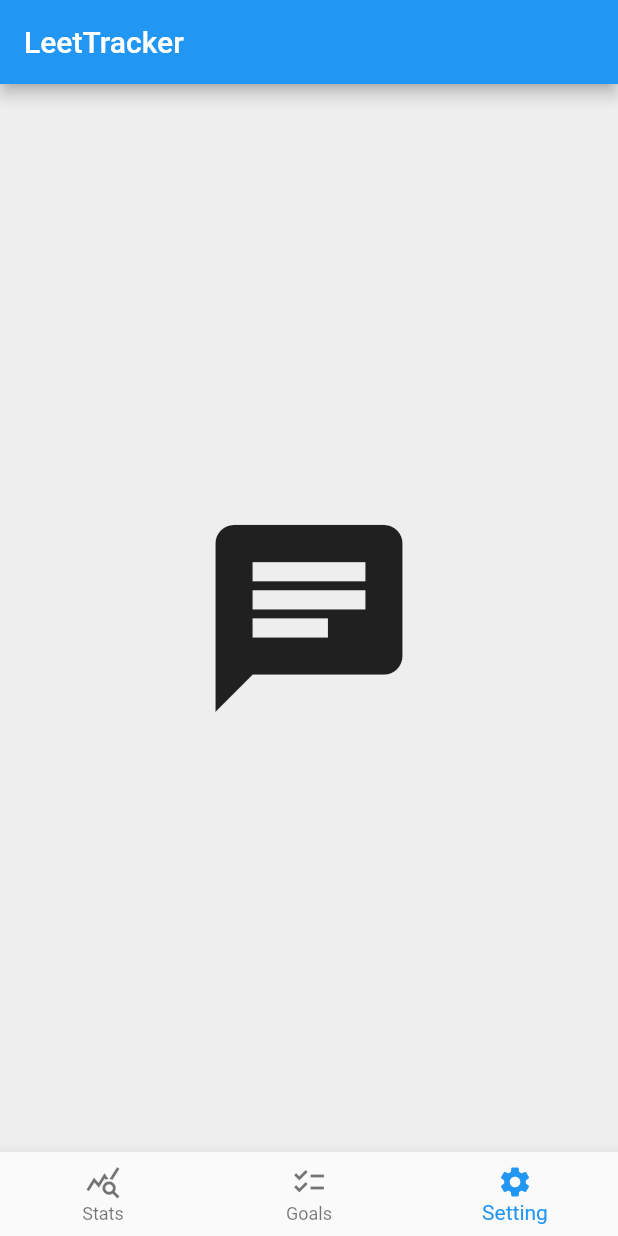
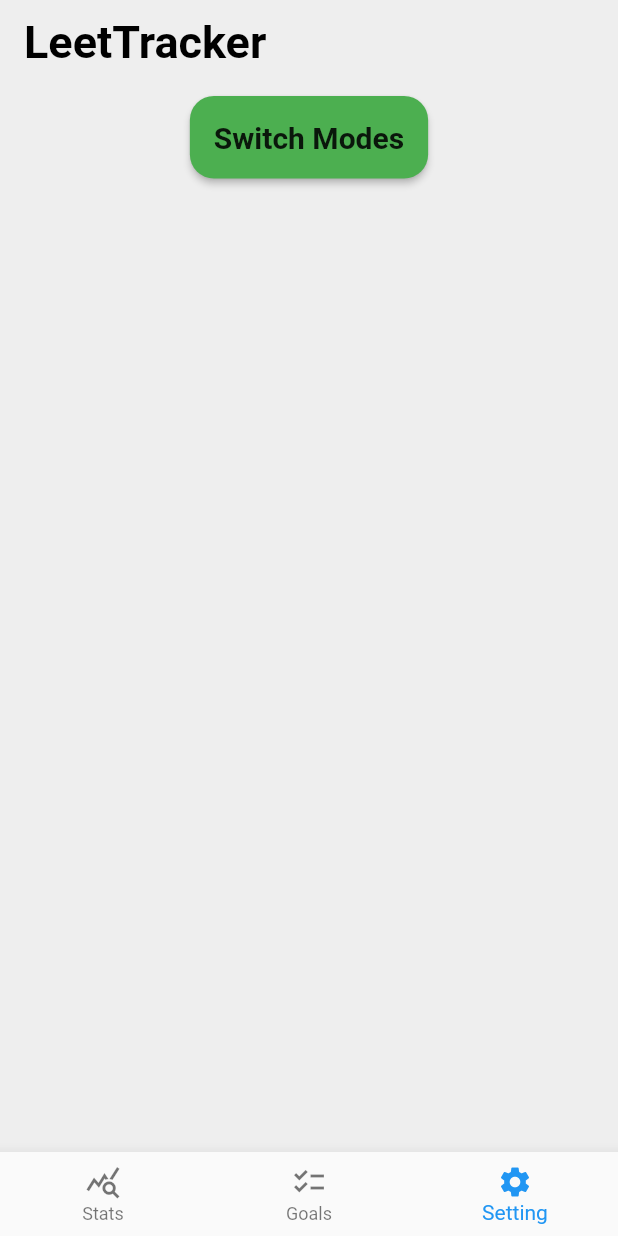
Before and after one commit to akashdev99/leetracker, a Flutter app: the screen it shows after launch, item 3 of the bottom bar chosen, on a phone screen of 412 x 824 dp. Run offline on Flutter 3.47's test engine with Material 2 defaults, Android fonts, the phone set to English and light mode, and no system bars; our stand-ins replace adaptive_theme, flutter_heatmap_calendar, flutter_riverpod, syncfusion_flutter_charts, syncfusion_flutter_gauges; network calls fail.

Commit message:
Cleaner style and themified

```diff
--- a/lib/Components/ScaffoldBase.dart
+++ b/lib/Components/ScaffoldBase.dart
@@ -1,18 +1,15 @@
 import 'package:flutter/material.dart';
 
 import 'package:leetrack/views/StatsPage.dart';
+import 'package:leetrack/views/SettingsPage.dart';
+import 'package:leetrack/views/GoalsPage.dart';
 
 class ScaffoldBase extends StatefulWidget {
   final String? title;
-  final List<Widget>? child;
-  final double? childPadding;
-  const ScaffoldBase(
-      {Key? key,
-      @required this.title,
-      @required this.child,
-      //make default 8
-      @required this.childPadding})
-      : super(key: key);
+  const ScaffoldBase({
+    Key? key,
+    @required this.title,
+  }) : super(key: key);
 
   @override
   State<ScaffoldBase> createState() => _ScaffoldBaseState();
@@ -25,21 +22,22 @@ class _ScaffoldBaseState extends State<ScaffoldBase> {
   static List<Widget> _pages = <Widget>[
     StatsPage(),
     Icon(
-      Icons.camera,
+      Icons.checklist,
       size: 150,
     ),
-    Icon(
-      Icons.chat,
-      size: 150,
-    ),
+    SettingsPage(),
   ];
 
   Widget build(BuildContext context) {
     return Scaffold(
       backgroundColor: Theme.of(context).backgroundColor,
       appBar: AppBar(
-        title: Text(widget.title!),
-      ),
+          title:
+              Text(widget.title!, style: Theme.of(context).textTheme.headline1),
+          centerTitle: false,
+          backgroundColor: Theme.of(context).backgroundColor,
+          foregroundColor: Colors.black,
+          elevation: 0),
       bottomNavigationBar: BottomNavigationBar(
         items: const <BottomNavigationBarItem>[
           BottomNavigationBarItem(
--- a/lib/Components/WidgetContainer.dart
+++ b/lib/Components/WidgetContainer.dart
@@ -27,12 +27,14 @@ class WidgetContainer extends StatelessWidget {
               borderRadius: BorderRadius.circular(10.0),
             ),
             child: Column(
+              crossAxisAlignment: CrossAxisAlignment.start,
               children: [
                 Text(
                   Title!,
-                  style: TextStyle(fontWeight: FontWeight.bold),
+                  style: Theme.of(context).textTheme.headline2,
                   textAlign: TextAlign.left,
                 ),
+                SizedBox(height: 10),
                 Expanded(child: child!),
               ],
             )));
--- a/lib/main.dart
+++ b/lib/main.dart
@@ -26,19 +26,64 @@ class MyApp extends StatelessWidget {
   // This widget is the root of your application.
   @override
   Widget build(BuildContext context) {
+    //Move to utility
+    MaterialColor createMaterialColor(Color color) {
+      List strengths = <double>[.05];
+      Map<int, Color> swatch = {};
+      final int r = color.red, g = color.green, b = color.blue;
+
+      for (int i = 1; i < 10; i++) {
+        strengths.add(0.1 * i);
+      }
+      for (var strength in strengths) {
+        final double ds = 0.5 - strength;
+        swatch[(strength * 1000).round()] = Color.fromRGBO(
+          r + ((ds < 0 ? r : (255 - r)) * ds).round(),
+          g + ((ds < 0 ? g : (255 - g)) * ds).round(),
+          b + ((ds < 0 ? b : (255 - b)) * ds).round(),
+          1,
+        );
+      }
+      ;
+      return MaterialColor(color.value, swatch);
+    }
+
+    MaterialColor primaryLightSwatchColor =
+        createMaterialColor(Color(0xFFEEEEEE));
+
     return AdaptiveTheme(
       light: ThemeData(
         backgroundColor: Colors.grey.shade200,
-        // brightness: Brightness.light,
         primarySwatch: Colors.blue,
         cardColor: Colors.white,
-        // accentColor: Colors.amber,
-        // primarySwatch: Colors.blue,
+        brightness: Brightness.light,
+
+        //TextTheme
+        textTheme: const TextTheme(
+            headline1: TextStyle(
+                fontWeight: FontWeight.bold, fontSize: 30, color: Colors.black),
+            headline2: TextStyle(
+              fontWeight: FontWeight.w500,
+              fontSize: 18,
+              color: Colors.black,
+            )),
       ),
       dark: ThemeData(
+          backgroundColor: Colors.grey[800],
           primarySwatch: Colors.red,
-          backgroundColor: Colors.grey[800],
-          cardColor: Colors.grey[700]),
+          cardColor: Colors.grey[700],
+          brightness: Brightness.dark,
+
+          //TextTheme
+          textTheme: const TextTheme(
+              headline1: TextStyle(
+                  fontWeight: FontWeight.bold,
+                  fontSize: 30,
+                  color: Colors.white),
+              headline2: TextStyle(
+                  fontWeight: FontWeight.normal,
+                  fontSize: 20,
+                  color: Colors.white))),
       initial: AdaptiveThemeMode.light,
       builder: (theme, darkTheme) => MaterialApp(
         title: 'Leet Tracker',
@@ -61,54 +106,7 @@ class MyHomePage extends StatefulWidget {
 class _MyHomePageState extends State<MyHomePage> {
   @override
   Widget build(BuildContext context) {
-    return ScaffoldBase(title: widget.title, childPadding: 8, child: <Widget>[
-      GestureDetector(
-          //CHECK IF DOUBLE TAPOR LONG TAP
-          onTap: () {
-            Navigator.push(
-              context,
-              MaterialPageRoute(builder: (context) => const SubmissionPage()),
-            );
-          },
-          child: const WidgetContainer(
-            Title: "Code Activity",
-            child: CodeActivity(),
-            Height: 250.0,
-          )),
-      const WidgetContainer(
-        Title: "Solved Problems",
-        child: SolvedProblems(),
-        Height: 250.0,
-      ),
-      const WidgetContainer(
-        Title: "Solution By Language",
-        //TODOAdd Histogram grams
-        child: Text("test"),
-        Height: 250.0,
-      ),
-
-      //TODO: remove - test code
-      // https://blog.logrocket.com/theming-your-app-flutter-guide/
-      Center(
-        child: RawMaterialButton(
-          child: const Text(
-            'Switch Modes',
-            style: TextStyle(
-              fontSize: 20,
-              fontWeight: FontWeight.bold,
-            ),
-          ),
-          onPressed: () {
-            AdaptiveTheme.of(context).toggleThemeMode();
-          },
-          fillColor: Colors.green,
-          padding: const EdgeInsets.all(16),
-          shape: RoundedRectangleBorder(
-            borderRadius: BorderRadius.circular(16),
-          ),
-        ),
-      ),
-    ]);
+    return ScaffoldBase(title: widget.title);
   }
 }
 
--- /dev/null
+++ b/lib/views/SettingsPage.dart
@@ -0,0 +1,34 @@
+import 'package:flutter/material.dart';
+
+import 'package:adaptive_theme/adaptive_theme.dart';
+
+class SettingsPage extends StatelessWidget {
+  const SettingsPage({super.key});
+
+  @override
+  Widget build(BuildContext context) {
+    return ListView(padding: EdgeInsets.all(8), children: <Widget>[
+      //TODO: remove - test code
+      // https://blog.logrocket.com/theming-your-app-flutter-guide/
+      Center(
+        child: RawMaterialButton(
+          child: const Text(
+            'Switch Modes',
+            style: TextStyle(
+              fontSize: 20,
+              fontWeight: FontWeight.bold,
+            ),
+          ),
+          onPressed: () {
+            AdaptiveTheme.of(context).toggleThemeMode();
+          },
+          fillColor: Colors.green,
+          padding: const EdgeInsets.all(16),
+          shape: RoundedRectangleBorder(
+            borderRadius: BorderRadius.circular(16),
+          ),
+        ),
+      ),
+    ]);
+  }
+}
```
Also changed, not shown: lib/BuiltInPagesHome/builtInPages.dart (added, +14 -0 lines), lib/views/GoalsPage.dart (added, +16 -0 lines), lib/views/StatsPage.dart (+4 -29 lines), lib/views/SubmissionPage.dart (+16 -11 lines).
